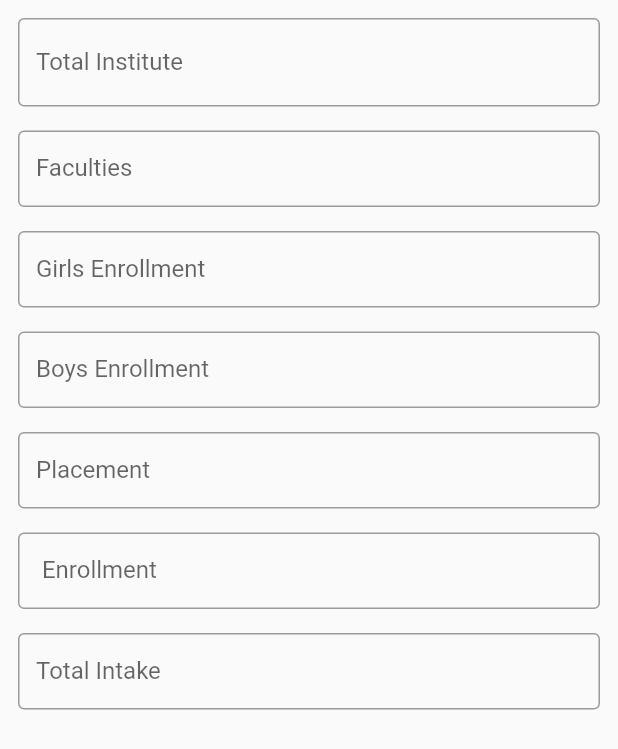
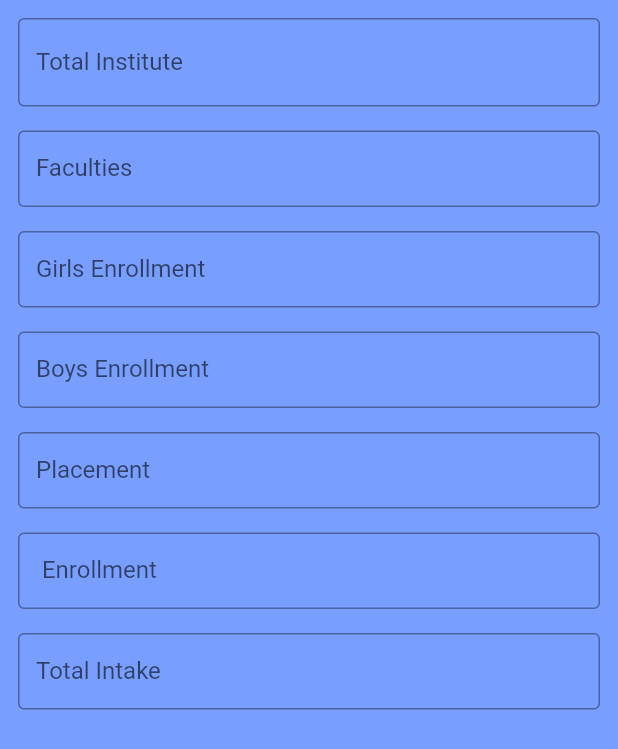
Before and after one commit to PiyushKarmhe/sihapp, a Flutter app: the HomeScreen screen opened directly, on a phone screen of 412 x 824 dp. Shown: the top 749 px of the screen. Run offline on Flutter 3.47's test engine with Material 2 defaults, Android fonts, the phone set to English and light mode, and no system bars; our stand-ins replace fl_chart, toggle_switch.

Commit message:
theme added

```diff
--- /dev/null
+++ b/lib/config/colors.dart
@@ -0,0 +1,8 @@
+import 'package:flutter/cupertino.dart';
+
+class AppColor {
+  static const lightBlue = Color(0xFF789EFF);
+  static const lightYellow = Color(0xFFFFCE6F);
+  static const black = Color(0xFF000000);
+  static const white = Color(0xFFFFFFFF);
+}
--- /dev/null
+++ b/lib/config/theme.dart
@@ -0,0 +1,48 @@
+import 'package:flutter/material.dart';
+import 'package:sih/config/colors.dart';
+
+class AppTheme {
+  AppTheme._();
+
+  // Light theme
+  static final ThemeData lightTheme = ThemeData(
+    scaffoldBackgroundColor: AppColor.lightBlue,
+    colorScheme: const ColorScheme.light(
+      primary: AppColor.lightBlue,
+      onPrimary: Colors.black,
+      secondary: AppColor.lightBlue,
+    ),
+    cardTheme: const CardTheme(
+      color: Colors.teal,
+    ),
+    iconTheme: const IconThemeData(
+      color: Colors.white54,
+    ),
+    textTheme: const TextTheme(
+      displayLarge: TextStyle(
+        color: Colors.white,
+        fontSize: 24.0,
+      ),
+      displayMedium: TextStyle(
+        color: Colors.white70,
+        fontSize: 18.0,
+      ),
+    ),
+  );
+
+  // Dark theme
+  static final ThemeData darkTheme = ThemeData(
+    scaffoldBackgroundColor: Colors.black,
+    colorScheme: const ColorScheme.light(
+      primary: AppColor.lightBlue,
+      onPrimary: Colors.black,
+      secondary: Colors.red,
+    ),
+    cardTheme: const CardTheme(
+      color: Colors.black,
+    ),
+    iconTheme: const IconThemeData(
+      color: Colors.white54,
+    ),
+  );
+}
```
Also changed, not shown: lib/main.dart (+7 -1 lines), lib/view/main_activity.dart (+12 -6 lines), assets/components/Frame1.svg (added).
